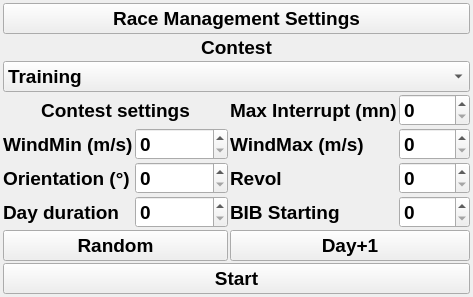
jomarin38/F3FChrono, file F3FChrono/gui/WConfig.ui: the form before one commit.
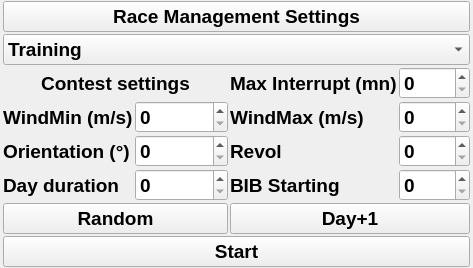
The form after the commit.

Commit message: gui - remove time laps gui - chrono time without decimal during couting up/down gui - button label increase size and bold gui - refly reset ui, remove next pilot function chrono/gui - refly flag validated process gui - first page delete contest label in for vertical space.

What changed in the file:
```diff
--- a/F3FChrono/gui/WConfig.ui
+++ b/F3FChrono/gui/WConfig.ui
@@ -7,7 +7,7 @@
     <x>0</x>
     <y>0</y>
     <width>473</width>
-    <height>290</height>
+    <height>266</height>
    </rect>
   </property>
   <property name="font">
@@ -23,13 +23,13 @@
     <number>3</number>
    </property>
    <property name="topMargin">
-    <number>3</number>
+    <number>1</number>
    </property>
    <property name="rightMargin">
     <number>3</number>
    </property>
    <property name="bottomMargin">
-    <number>3</number>
+    <number>1</number>
    </property>
    <property name="horizontalSpacing">
     <number>3</number>
@@ -42,7 +42,7 @@
      <property name="spacing">
       <number>2</number>
      </property>
-     <item row="5" column="2">
+     <item row="4" column="2">
       <widget class="QLabel" name="RevolLabel">
        <property name="font">
         <font>
@@ -56,7 +56,7 @@
        </property>
       </widget>
      </item>
-     <item row="6" column="3">
+     <item row="5" column="3">
       <widget class="QSpinBox" name="bib_start">
        <property name="font">
         <font>
@@ -67,7 +67,7 @@
        </property>
       </widget>
      </item>
-     <item row="4" column="3">
+     <item row="3" column="3">
       <widget class="QSpinBox" name="WindMaxValue">
        <property name="font">
         <font>
@@ -79,7 +79,7 @@
        </property>
       </widget>
      </item>
-     <item row="4" column="2">
+     <item row="3" column="2">
       <widget class="QLabel" name="WindMaxLabel">
        <property name="font">
         <font>
@@ -93,7 +93,7 @@
        </property>
       </widget>
      </item>
-     <item row="5" column="1">
+     <item row="4" column="1">
       <widget class="QSpinBox" name="OrientationValue">
        <property name="font">
         <font>
@@ -104,7 +104,7 @@
        </property>
       </widget>
      </item>
-     <item row="4" column="0">
+     <item row="3" column="0">
       <widget class="QLabel" name="WindMinLabel">
        <property name="font">
         <font>
@@ -118,7 +118,7 @@
        </property>
       </widget>
      </item>
-     <item row="6" column="1">
+     <item row="5" column="1">
       <widget class="QSpinBox" name="daydurationvalue">
        <property name="font">
         <font>
@@ -129,7 +129,7 @@
        </property>
       </widget>
      </item>
-     <item row="5" column="0">
+     <item row="4" column="0">
       <widget class="QLabel" name="OrientationLabel">
        <property name="font">
         <font>
@@ -143,7 +143,7 @@
        </property>
       </widget>
      </item>
-     <item row="6" column="2">
+     <item row="5" column="2">
       <widget class="QLabel" name="bib_start_label">
        <property name="font">
         <font>
@@ -157,7 +157,7 @@
        </property>
       </widget>
      </item>
-     <item row="3" column="3">
+     <item row="2" column="3">
       <widget class="QSpinBox" name="MaxInterruptValue">
        <property name="font">
         <font>
@@ -171,7 +171,7 @@
        </property>
       </widget>
      </item>
-     <item row="3" column="0" colspan="2">
+     <item row="2" column="0" colspan="2">
       <widget class="QLabel" name="ContestLimitLabel">
        <property name="sizePolicy">
         <sizepolicy hsizetype="Preferred" vsizetype="Preferred">
@@ -200,7 +200,7 @@
        </property>
       </widget>
      </item>
-     <item row="5" column="3">
+     <item row="4" column="3">
       <widget class="QSpinBox" name="RevolValue">
        <property name="font">
         <font>
@@ -211,7 +211,7 @@
        </property>
       </widget>
      </item>
-     <item row="2" column="0" colspan="4">
+     <item row="1" column="0" colspan="4">
       <widget class="QComboBox" name="ContestList">
        <property name="font">
         <font>
@@ -227,7 +227,7 @@
        </item>
       </widget>
      </item>
-     <item row="6" column="0">
+     <item row="5" column="0">
       <widget class="QLabel" name="dayduratiolabel">
        <property name="font">
         <font>
@@ -241,24 +241,7 @@
        </property>
       </widget>
      </item>
-     <item row="1" column="0" colspan="4">
-      <widget class="QLabel" name="Contest">
-       <property name="font">
-        <font>
-         <pointsize>14</pointsize>
-         <weight>75</weight>
-         <bold>true</bold>
-        </font>
-       </property>
-       <property name="text">
-        <string>Contest</string>
-       </property>
-       <property name="alignment">
-        <set>Qt::AlignCenter</set>
-       </property>
-      </widget>
-     </item>
-     <item row="3" column="2">
+     <item row="2" column="2">
       <widget class="QLabel" name="MaxInterruptLabel">
        <property name="font">
         <font>
@@ -286,7 +269,7 @@
        </property>
       </widget>
      </item>
-     <item row="4" column="1">
+     <item row="3" column="1">
       <widget class="QSpinBox" name="WindMinValue">
        <property name="font">
         <font>
@@ -297,7 +280,7 @@
        </property>
       </widget>
      </item>
-     <item row="8" column="0" colspan="4">
+     <item row="7" column="0" colspan="4">
       <widget class="QPushButton" name="StartBtn">
        <property name="font">
         <font>
@@ -311,7 +294,7 @@
        </property>
       </widget>
      </item>
-     <item row="7" column="2" colspan="2">
+     <item row="6" column="2" colspan="2">
       <widget class="QPushButton" name="day_1btn">
        <property name="font">
         <font>
@@ -325,7 +308,7 @@
        </property>
       </widget>
      </item>
-     <item row="7" column="0" colspan="2">
+     <item row="6" column="0" colspan="2">
       <widget class="QPushButton" name="randombtn">
        <property name="font">
         <font>
```
The commit also changes 2 other files.
